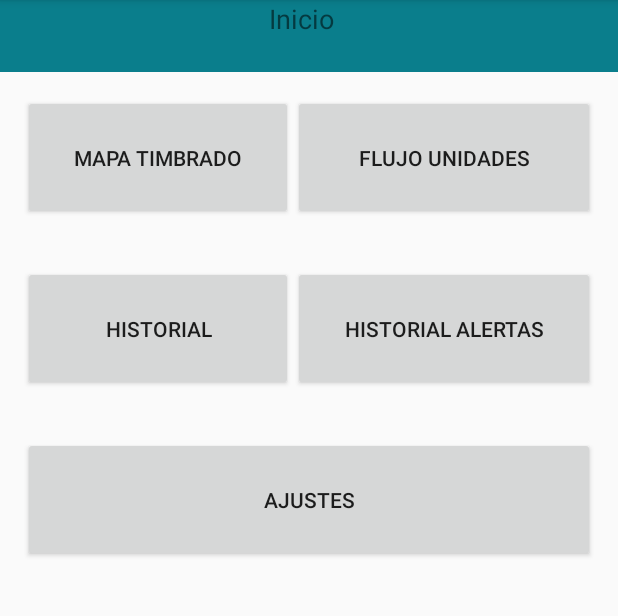
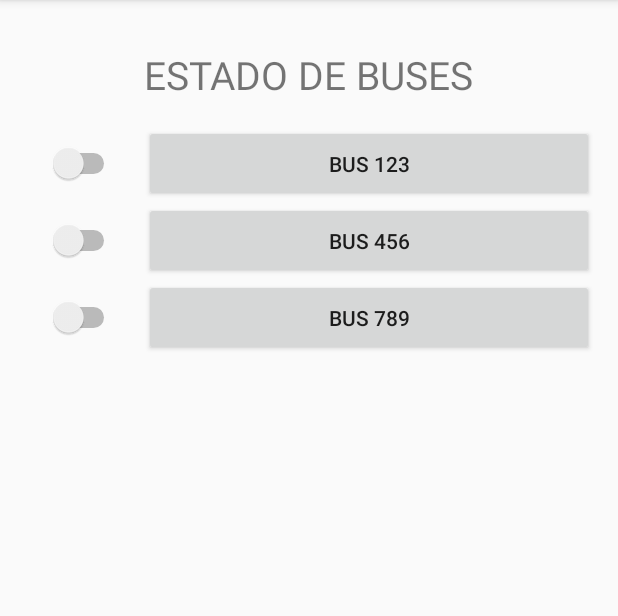
Before and after one commit to leoOtz/ProyectoFInal, an Android app: the screen it shows after launch (MainActivity before the commit, estadobuses after it), on a phone screen of 412 x 824 dp, the part 84-700 px from its top. Run offline under Robolectric (Android 15) with nearby library versions, the phone set to English and light mode, and no system bars.

Commit message:
layout prueba commit

```diff
--- /dev/null
+++ b/app/src/main/java/ec/edu/epn/proyecto2/estadobuses.java
@@ -0,0 +1,25 @@
+package ec.edu.epn.proyecto2;
+
+import android.content.Intent;
+import android.os.Bundle;
+import android.support.v7.app.AppCompatActivity;
+import android.view.View;
+
+/**
+ * Created by USUARIO on 09/12/2016.
+ */
+
+public class estadobuses extends AppCompatActivity {
+
+    @Override
+    protected void onCreate(Bundle savedInstanceState) {
+        super.onCreate(savedInstanceState);
+        setContentView(R.layout.activity_estadobuses);
+    }
+
+    public void abrirRequisitos(View v) {
+
+        Intent i = new Intent(this, requisitosbus.class);
+        startActivity(i);
+    }
+}
--- a/app/src/main/res/drawable/border_style.xml
+++ b/app/src/main/res/drawable/border_style.xml
@@ -3,6 +3,7 @@
     <stroke
         android:width="10dp"
         android:color="#aa4477"
+
         />
 
     <corners
--- /dev/null
+++ b/app/src/main/res/layout/activity_estadobuses.xml
@@ -0,0 +1,111 @@
+<?xml version="1.0" encoding="utf-8"?>
+<LinearLayout xmlns:android="http://schemas.android.com/apk/res/android"
+    android:id="@+id/activity_estadobus"
+    android:layout_width="match_parent"
+    android:layout_height="match_parent"
+    android:paddingBottom="@dimen/activity_vertical_margin"
+    android:paddingLeft="@dimen/activity_horizontal_margin"
+    android:paddingRight="@dimen/activity_horizontal_margin"
+    android:paddingTop="@dimen/activity_vertical_margin"
+    android:orientation="vertical">
+
+
+
+    <TextView
+        android:layout_width="wrap_content"
+        android:layout_height="wrap_content"
+        android:text="@string/estado_bus"
+        android:textSize="26dp"
+        android:layout_gravity="center"
+        android:paddingBottom="@dimen/activity_vertical_margin"
+        android:paddingLeft="@dimen/activity_horizontal_margin"
+        android:paddingRight="@dimen/activity_horizontal_margin"
+        android:paddingTop="@dimen/activity_vertical_margin"/>
+
+    />
+
+
+    <LinearLayout
+        android:layout_width="match_parent"
+        android:layout_height="wrap_content">
+
+        <Switch android:id="@+id/BtnSwitch"
+            android:textOn="@string/pulsador_on"
+            android:textOff="@string/pulsadaor_off"
+            android:layout_width="wrap_content"
+            android:layout_height="wrap_content"
+            android:paddingBottom="@dimen/activity_vertical_margin"
+            android:paddingLeft="@dimen/activity_horizontal_margin"
+            android:paddingRight="@dimen/activity_horizontal_margin"
+            android:paddingTop="@dimen/activity_vertical_margin"/>
+
+        <Button
+            android:layout_width="match_parent"
+            android:layout_height="wrap_content"
+            android:text="@string/btn_bus1"
+            android:paddingBottom="@dimen/activity_vertical_margin"
+            android:paddingLeft="@dimen/activity_horizontal_margin"
+            android:paddingRight="@dimen/activity_horizontal_margin"
+            android:paddingTop="@dimen/activity_vertical_margin"
+            android:onClick="abrirRequisitos"/>
+
+            />
+
+
+    </LinearLayout>
+
+
+    <LinearLayout
+        android:layout_width="match_parent"
+        android:layout_height="wrap_content">
+
+        <Switch android:id="@+id/BtnSwitch2"
+            android:textOn="@string/pulsador_on"
+            android:textOff="@string/pulsadaor_off"
+            android:layout_width="wrap_content"
+            android:layout_height="wrap_content"
+            android:paddingBottom="@dimen/activity_vertical_margin"
+            android:paddingLeft="@dimen/activity_horizontal_margin"
+            android:paddingRight="@dimen/activity_horizontal_margin"
+            android:paddingTop="@dimen/activity_vertical_margin"/>
+
+        <Button
+            android:layout_width="match_parent"
+            android:layout_height="wrap_content"
+            android:text="@string/btn_bus2"
+            android:paddingBottom="@dimen/activity_vertical_margin"
+            android:paddingLeft="@dimen/activity_horizontal_margin"
+            android:paddingRight="@dimen/activity_horizontal_margin"
+            android:paddingTop="@dimen/activity_vertical_margin"
+            android:onClick="abrirRequisitos"/>/>/>
+
+
+    </LinearLayout>
+    <LinearLayout
+        android:layout_width="match_parent"
+        android:layout_height="wrap_content">
+
+        <Switch android:id="@+id/BtnSwitch3"
+            android:textOn="@string/pulsador_on"
+            android:textOff="@string/pulsadaor_off"
+            android:layout_width="wrap_content"
+            android:layout_height="wrap_content"
+            android:paddingBottom="@dimen/activity_vertical_margin"
+            android:paddingLeft="@dimen/activity_horizontal_margin"
+            android:paddingRight="@dimen/activity_horizontal_margin"
+            android:paddingTop="@dimen/activity_vertical_margin"/>
+
+        <Button
+            android:layout_width="match_parent"
+            android:layout_height="wrap_content"
+            android:text="@string/btn_bus3"
+            android:paddingBottom="@dimen/activity_vertical_margin"
+            android:paddingLeft="@dimen/activity_horizontal_margin"
+            android:paddingRight="@dimen/activity_horizontal_margin"
+            android:paddingTop="@dimen/activity_vertical_margin"
+            android:onClick="abrirRequisitos"/>/>/>
+
+
+    </LinearLayout>
+
+</LinearLayout>
--- a/app/src/main/res/values/strings.xml
+++ b/app/src/main/res/values/strings.xml
@@ -8,5 +8,23 @@
     <string name="btnAjustesInicio">Ajustes</string>
     <string name="btnHistorialAlertasInicio">Historial Alertas</string>
     <string name="btnRegresarInicio">Regresar</string>
+    <string name="pulsador_on">ON</string>
+    <string name="pulsadaor_off">OFF</string>
+    <string name="estado_bus">ESTADO DE BUSES</string>
+    <string name="btn_bus1">BUS 123</string>
+    <string name="btn_bus2">BUS 456</string>
+    <string name="btn_bus3">BUS 789</string>
+    <string name="requisitos_bus">REQUISITO BUS</string>
+    <string name="requisito1">Llantas</string>
+    <string name="requisito2">Alcoholemia</string>
+    <string name="requisito3">Luces</string>
+    <string name="requisito4">Plumas</string>
+    <string name="requisito5">Licencia</string>
+    <string name="requisito6">Matricula</string>
+    <string name="requisito7">Certificado RTV</string>
+    <string name="btn_ok">Aceptar</string>
+
+
+
 
 </resources>
--- a/app/src/main/res/values/styles.xml
+++ b/app/src/main/res/values/styles.xml
@@ -6,6 +6,10 @@
         <item name="colorPrimary">@color/colorPrimary</item>
         <item name="colorPrimaryDark">@color/colorPrimaryDark</item>
         <item name="colorAccent">@color/colorAccent</item>
+
+
+
+
     </style>
 
 </resources>
```
Also changed, not shown: app/src/main/AndroidManifest.xml (+6 -2 lines), app/src/main/java/ec/edu/epn/proyecto2/requisitosbus.java (added, +26 -0 lines), app/src/main/res/layout/activity_requistosbuses.xml (added, +114 -0 lines).
